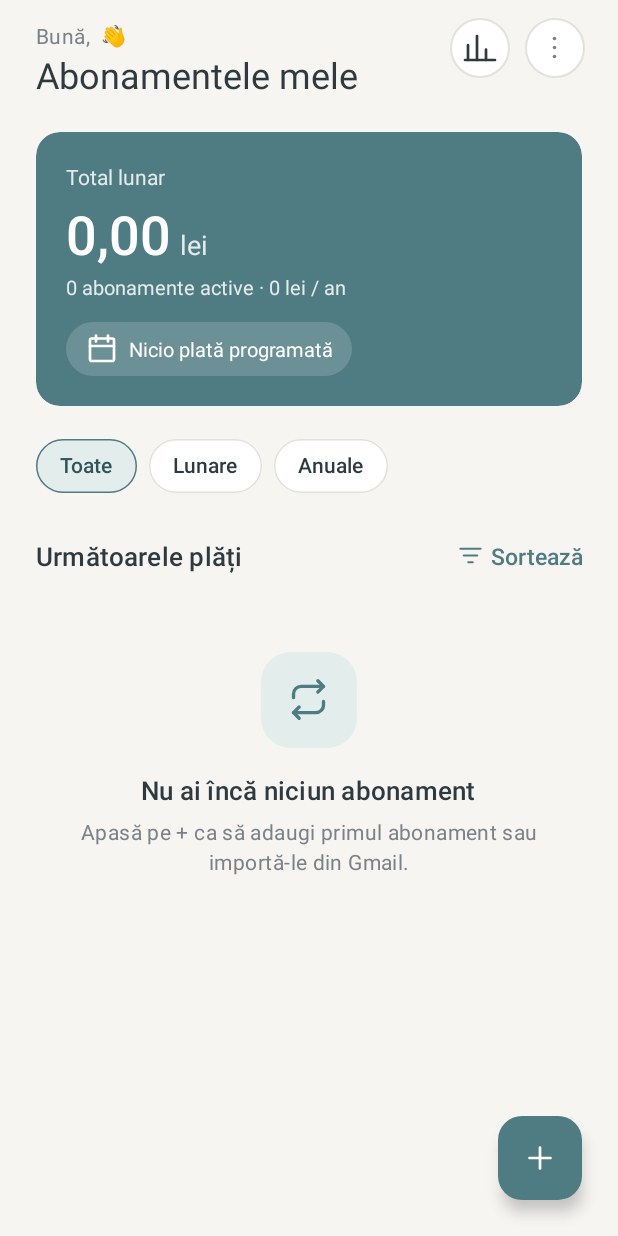
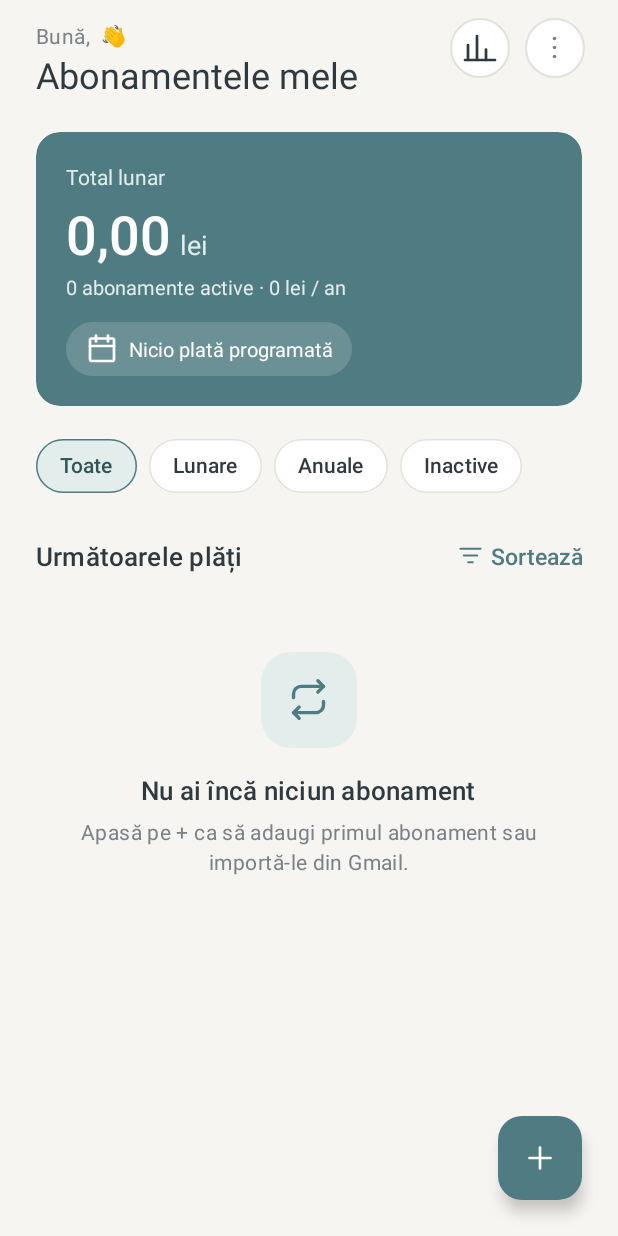
Before and after one commit to IustinTimu/SubTracker, an Android app: the screen it shows after launch once a user with an empty profile is signed in (MainActivity), on a phone screen of 412 x 824 dp. Run offline under Robolectric (Android 15) with nearby library versions, the phone set to English and light mode, and no system bars; our stand-ins replace Firebase (no records; nobody signed in at launch, a user with empty details on screens opened directly); 4 statements that could not run were skipped.

Commit message:
Filtru pentru abonamentele inactive și bannerul de import

```diff
--- a/app/src/main/java/com/example/proiectcmo/ui/main/MainActivity.java
+++ b/app/src/main/java/com/example/proiectcmo/ui/main/MainActivity.java
@@ -19,8 +19,11 @@ import androidx.core.view.WindowCompat;
 import androidx.lifecycle.ViewModelProvider;
 import androidx.recyclerview.widget.LinearLayoutManager;
 import androidx.recyclerview.widget.RecyclerView;
+import androidx.work.WorkManager;
 
 import com.example.proiectcmo.R;
+import com.example.proiectcmo.importer.AutoImportScheduler;
+import com.example.proiectcmo.model.ImportReview;
 import com.example.proiectcmo.model.Subscription;
 import com.example.proiectcmo.notifications.NotificationHelper;
 import com.example.proiectcmo.notifications.PaymentReminderScheduler;
@@ -61,6 +64,9 @@ public class MainActivity extends AppCompatActivity implements SubscriptionAdapt
     private TextView totalAmountText;
     private TextView activeSummaryText;
     private TextView nextPaymentPill;
+    private View pendingBanner;
+    private TextView pendingBannerText;
+    private View reconnectBanner;
 
     private final ActivityResultLauncher<String> notificationPermission =
             registerForActivityResult(new ActivityResultContracts.RequestPermission(), granted -> {
@@ -117,6 +123,15 @@ public class MainActivity extends AppCompatActivity implements SubscriptionAdapt
         activeSummaryText = findViewById(R.id.activeSummaryText);
         nextPaymentPill = findViewById(R.id.nextPaymentPill);
 
+        pendingBanner = findViewById(R.id.pendingBanner);
+        pendingBannerText = findViewById(R.id.pendingBannerText);
+        reconnectBanner = findViewById(R.id.reconnectBanner);
+        findViewById(R.id.pendingBannerButton).setOnClickListener(v ->
+                startActivity(new Intent(this, GmailImportActivity.class)
+                        .putExtra(GmailImportActivity.EXTRA_OPEN_PENDING, true)));
+        findViewById(R.id.reconnectBannerButton).setOnClickListener(v ->
+                startActivity(new Intent(this, GmailImportActivity.class)));
+
         findViewById(R.id.addFab).setOnClickListener(v ->
                 startActivity(new Intent(this, CatalogActivity.class)));
     }
@@ -135,7 +150,8 @@ public class MainActivity extends AppCompatActivity implements SubscriptionAdapt
             }
             int id = checkedIds.get(0);
             homeViewModel.setFilter(id == R.id.chipMonthly ? BillingFilter.MONTHLY
-                    : id == R.id.chipYearly ? BillingFilter.YEARLY : BillingFilter.ALL);
+                    : id == R.id.chipYearly ? BillingFilter.YEARLY
+                    : id == R.id.chipInactive ? BillingFilter.INACTIVE : BillingFilter.ALL);
         });
 
         View sortButton = findViewById(R.id.sortButton);
@@ -168,6 +184,9 @@ public class MainActivity extends AppCompatActivity implements SubscriptionAdapt
                 showMessage(messageRes);
             }
         });
+        homeViewModel.getPendingReview().observe(this, this::renderPendingBanner);
+        homeViewModel.getNeedsReconnect().observe(this, needs ->
+                reconnectBanner.setVisibility(Boolean.TRUE.equals(needs) ? View.VISIBLE : View.GONE));
         homeViewModel.getMessages().observe(this, event -> {
             Integer message = event.getIfNotHandled();
             if (message != null) {
@@ -186,6 +205,15 @@ public class MainActivity extends AppCompatActivity implements SubscriptionAdapt
             boolean filtered = homeViewModel.getFilter().getValue() != BillingFilter.ALL;
             emptyTitle.setText(filtered ? R.string.empty_filter : R.string.empty_subscriptions);
             emptyHint.setVisibility(filtered ? View.GONE : View.VISIBLE);
+        }
+    }
+
+    private void renderPendingBanner(ImportReview pending) {
+        boolean visible = pending != null && !pending.isEmpty();
+        pendingBanner.setVisibility(visible ? View.VISIBLE : View.GONE);
+        if (visible) {
+            pendingBannerText.setText(NotificationHelper.importFoundText(this,
+                    pending.newItems.size(), pending.inactive.size()));
         }
     }
 
@@ -244,6 +272,11 @@ public class MainActivity extends AppCompatActivity implements SubscriptionAdapt
     @Override
     protected void onResume() {
         super.onResume();
+        if (homeViewModel == null) {
+            return;
+        }
+        AutoImportScheduler.maybeSchedule(this);
+        homeViewModel.refreshSyncState();
         if (pendingCancelConfirmation != null) {
             Subscription subscription = pendingCancelConfirmation;
             pendingCancelConfirmation = null;
@@ -309,6 +342,8 @@ public class MainActivity extends AppCompatActivity implements SubscriptionAdapt
                 .setNegativeButton(R.string.action_cancel, null)
                 .setPositiveButton(R.string.action_logout, (dialog, which) -> {
                     PaymentReminderScheduler.cancelAll(this);
+                    WorkManager.getInstance(this).cancelUniqueWork(AutoImportScheduler.WORK_NAME);
+                    NotificationHelper.cancelImportFound(this);
                     authViewModel.logout();
                     openLoginScreen();
                 })
--- a/app/src/main/java/com/example/proiectcmo/viewmodel/BillingFilter.java
+++ b/app/src/main/java/com/example/proiectcmo/viewmodel/BillingFilter.java
@@ -3,9 +3,12 @@ package com.example.proiectcmo.viewmodel;
 import com.example.proiectcmo.model.Subscription;
 
 public enum BillingFilter {
-    ALL, MONTHLY, YEARLY;
+    ALL, MONTHLY, YEARLY, INACTIVE;
 
     public boolean accepts(Subscription subscription) {
+        if (subscription.isCancelled() || this == INACTIVE) {
+            return subscription.isCancelled() && this == INACTIVE;
+        }
         switch (this) {
             case MONTHLY:
                 return !subscription.isYearly();
--- a/app/src/main/java/com/example/proiectcmo/viewmodel/HomeViewModel.java
+++ b/app/src/main/java/com/example/proiectcmo/viewmodel/HomeViewModel.java
@@ -10,8 +10,10 @@ import androidx.lifecycle.MediatorLiveData;
 import androidx.lifecycle.MutableLiveData;
 
 import com.example.proiectcmo.R;
+import com.example.proiectcmo.model.ImportReview;
 import com.example.proiectcmo.model.Subscription;
 import com.example.proiectcmo.notifications.PaymentReminderScheduler;
+import com.example.proiectcmo.repository.ImportStateRepository;
 import com.example.proiectcmo.repository.OperationCallback;
 import com.example.proiectcmo.repository.SubscriptionRepository;
 import com.example.proiectcmo.repository.SubscriptionsLiveData;
@@ -32,6 +34,10 @@ public class HomeViewModel extends AndroidViewModel {
     private final MediatorLiveData<List<Subscription>> visible = new MediatorLiveData<>();
     private final MediatorLiveData<HomeSummary> summary = new MediatorLiveData<>();
     private final MutableLiveData<Event<Integer>> messages = new MutableLiveData<>();
+
+    private final ImportStateRepository importState = new ImportStateRepository();
+    private final LiveData<ImportReview> pendingReview = importState.observePendingReview();
+    private final MutableLiveData<Boolean> needsReconnect = new MutableLiveData<>(false);
 
     public HomeViewModel(@NonNull Application application) {
         super(application);
@@ -56,6 +62,14 @@ public class HomeViewModel extends AndroidViewModel {
     public LiveData<Event<Integer>> getLoadErrors() { return all.getErrors(); }
 
     public LiveData<BillingFilter> getFilter() { return filter; }
+
+    public LiveData<ImportReview> getPendingReview() { return pendingReview; }
+
+    public LiveData<Boolean> getNeedsReconnect() { return needsReconnect; }
+
+    public void refreshSyncState() {
+        importState.getSync().addOnSuccessListener(sync -> needsReconnect.setValue(sync.needsReconnect));
+    }
 
     public LiveData<SortOrder> getSortOrder() { return sortOrder; }
 
--- a/app/src/main/res/layout/activity_main.xml
+++ b/app/src/main/res/layout/activity_main.xml
@@ -114,6 +114,78 @@
                     tools:text="Următoarea plată: Netflix · mâine" />
             </LinearLayout>
         </com.google.android.material.card.MaterialCardView>
+        <com.google.android.material.card.MaterialCardView
+            android:id="@+id/pendingBanner"
+            android:layout_width="match_parent"
+            android:layout_height="wrap_content"
+            android:layout_marginHorizontal="@dimen/screen_padding"
+            android:layout_marginTop="12dp"
+            android:visibility="gone"
+            app:cardBackgroundColor="@color/st_primary_container"
+            app:cardElevation="0dp"
+            app:strokeWidth="0dp">
+            <LinearLayout
+                android:layout_width="match_parent"
+                android:layout_height="wrap_content"
+                android:gravity="center_vertical"
+                android:orientation="horizontal"
+                android:paddingVertical="4dp"
+                android:paddingStart="16dp"
+                android:paddingEnd="4dp">
+                <TextView
+                    android:id="@+id/pendingBannerText"
+                    android:layout_width="0dp"
+                    android:layout_height="wrap_content"
+                    android:layout_weight="1"
+                    tools:text="Am găsit 1 abonament nou și 1 inactiv"
+                    android:textColor="@color/st_on_primary_container"
+                    android:textSize="14sp" />
+
+                <com.google.android.material.button.MaterialButton
+                    android:id="@+id/pendingBannerButton"
+                    style="@style/Widget.SubTracker.Button.Text"
+                    android:layout_width="wrap_content"
+                    android:layout_height="wrap_content"
+                    android:text="@string/banner_check"
+                    android:textColor="@color/st_on_primary_container" />
+            </LinearLayout>
+        </com.google.android.material.card.MaterialCardView>
+        <com.google.android.material.card.MaterialCardView
+            android:id="@+id/reconnectBanner"
+            android:layout_width="match_parent"
+            android:layout_height="wrap_content"
+            android:layout_marginHorizontal="@dimen/screen_padding"
+            android:layout_marginTop="12dp"
+            android:visibility="gone"
+            app:cardBackgroundColor="@color/st_accent_container"
+            app:cardElevation="0dp"
+            app:strokeWidth="0dp">
+            <LinearLayout
+                android:layout_width="match_parent"
+                android:layout_height="wrap_content"
+                android:gravity="center_vertical"
+                android:orientation="horizontal"
+                android:paddingVertical="4dp"
+                android:paddingStart="16dp"
+                android:paddingEnd="4dp">
+                <TextView
+                    android:id="@+id/reconnectBannerText"
+                    android:layout_width="0dp"
+                    android:layout_height="wrap_content"
+                    android:layout_weight="1"
+                    android:text="@string/banner_reconnect_text"
+                    android:textColor="@color/st_on_accent_container"
+                    android:textSize="14sp" />
+
+                <com.google.android.material.button.MaterialButton
+                    android:id="@+id/reconnectBannerButton"
+                    style="@style/Widget.SubTracker.Button.Text"
+                    android:layout_width="wrap_content"
+                    android:layout_height="wrap_content"
+                    android:text="@string/banner_reconnect"
+                    android:textColor="@color/st_on_accent_container" />
+            </LinearLayout>
+        </com.google.android.material.card.MaterialCardView>
         <com.google.android.material.chip.ChipGroup
             android:id="@+id/filterChips"
             android:layout_width="match_parent"
@@ -144,6 +216,13 @@
                 android:layout_width="wrap_content"
                 android:layout_height="wrap_content"
                 android:text="@string/filter_yearly" />
+
+            <com.google.android.material.chip.Chip
+                android:id="@+id/chipInactive"
+                style="@style/Widget.SubTracker.Chip"
+                android:layout_width="wrap_content"
+                android:layout_height="wrap_content"
+                android:text="@string/filter_inactive" />
         </com.google.android.material.chip.ChipGroup>
         <LinearLayout
             android:layout_width="match_parent"
```
Also changed, not shown: 1 other file.
